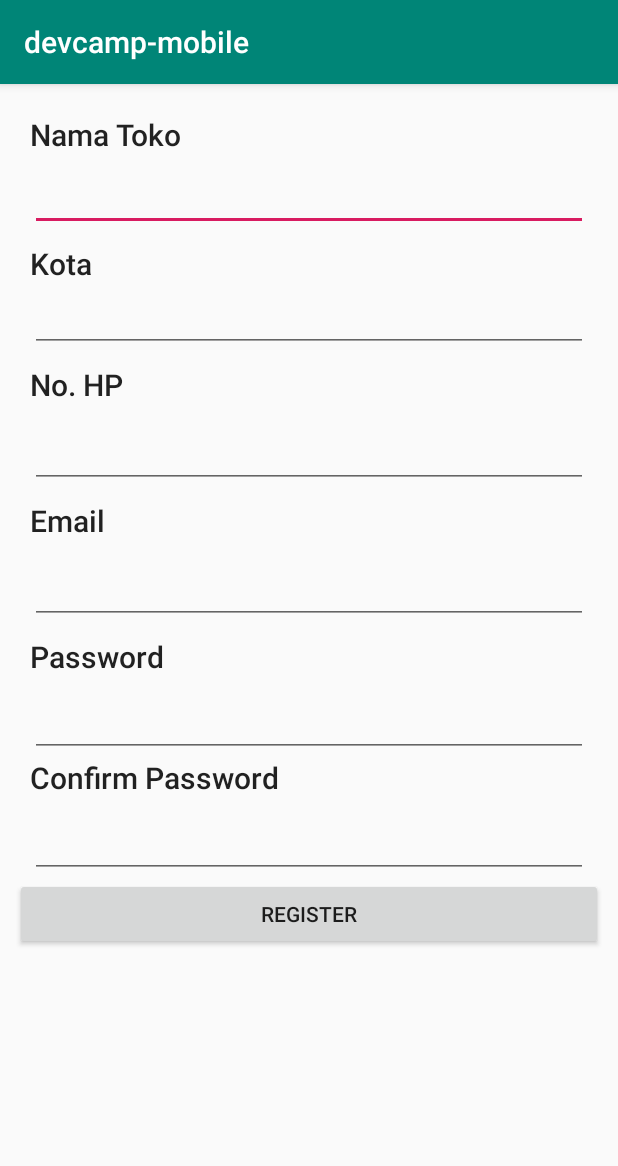
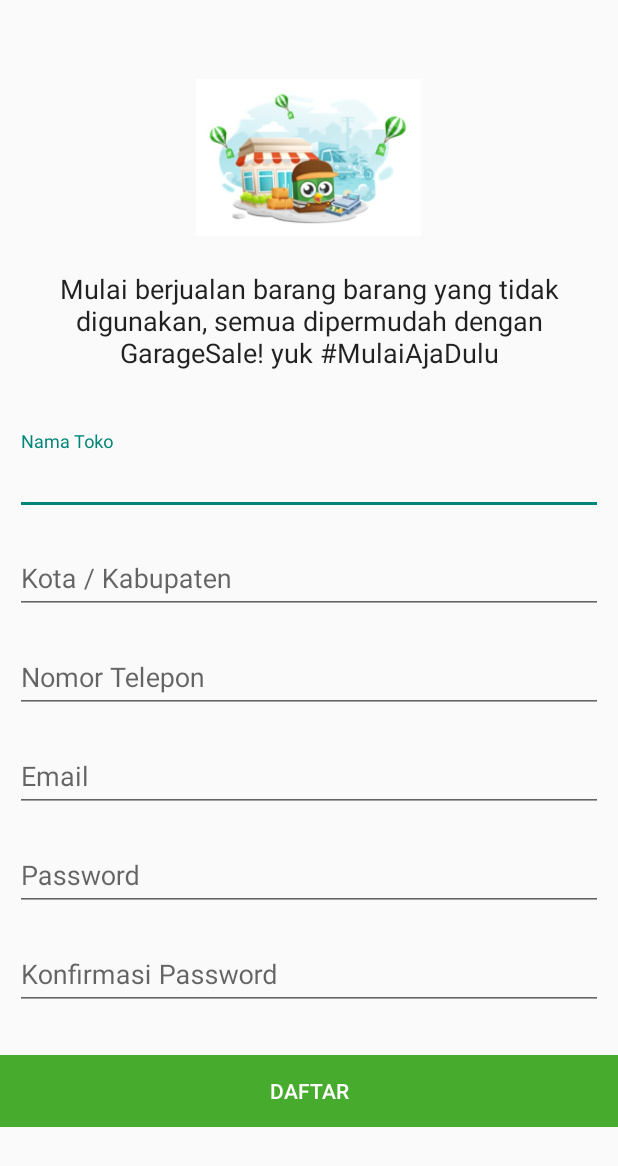
Before and after one commit to fernandochristyanto/devcamp-mobile, an Android app: the RegisterTokoActivity screen opened directly, with no data from a screen before it, on a phone screen of 412 x 824 dp. Shown: the top 1166 px of the screen. Run offline under Robolectric (Android 15) with nearby library versions, the phone set to English and light mode, and no system bars; our stand-ins replace RxJava; libraries missing offline, so code that uses them is left out: io.reactivex.internal; network calls fail; 1 statement that could not run was skipped.

Commit message:
Update ui

```diff
--- a/app/src/main/java/com/devcamp/devcamp_mobile/module/register/RegisterTokoActivity.kt
+++ b/app/src/main/java/com/devcamp/devcamp_mobile/module/register/RegisterTokoActivity.kt
@@ -10,6 +10,7 @@ import com.devcamp.devcamp_mobile.R
 import com.devcamp.devcamp_mobile.common.dto.ShopRegistrationDTO
 import com.devcamp.devcamp_mobile.module.register.RegisterTokoViewModel
 import com.devcamp.devcamp_mobile.module.login.LoginViewModel
+import com.google.android.material.textfield.TextInputLayout
 import com.google.gson.annotations.SerializedName
 
 class RegisterTokoActivity : AppCompatActivity() {
@@ -18,25 +19,18 @@ class RegisterTokoActivity : AppCompatActivity() {
         super.onCreate(savedInstanceState)
         setContentView(R.layout.register_toko)
 
-        val name=findViewById<EditText>(R.id.etNamaToko).text.toString()
-        val location=findViewById<EditText>(R.id.etLocation).text.toString()
-        val phoneNumber=findViewById<EditText>(R.id.etNoHp).text.toString()
-        val email=findViewById<EditText>(R.id.etEmail).text.toString()
-        val password=findViewById<EditText>(R.id.etPassword).text.toString()
-        val confirmPassword=findViewById<EditText>(R.id.etConfirmPass).text.toString()
+        val name=findViewById<TextInputLayout>(R.id.etNamatoko).editText!!.text.toString()
+        val location=findViewById<TextInputLayout>(R.id.etLocation).editText!!.text.toString()
+        val phoneNumber=findViewById<TextInputLayout>(R.id.etNoHp).editText!!.text.toString()
+        val email=findViewById<TextInputLayout>(R.id.etEmail).editText!!.text.toString()
+        val password=findViewById<TextInputLayout>(R.id.etPassword).editText!!.text.toString()
+        val confirmPassword=findViewById<TextInputLayout>(R.id.etConfirmPass).editText!!.text.toString()
 
         var statusDTO:ShopRegistrationDTO = ShopRegistrationDTO(name,location,phoneNumber,email,password,confirmPassword)
         val viewModel = ViewModelProviders.of(this).get(RegisterTokoViewModel::class.java)
-        viewModel.getStatusRegistration(statusDTO)
+        viewModel.registerShop(statusDTO)
         viewModel.shopStatus.observe(this, Observer {
 
         })
-
-//        @SerializedName("name") var name: String,
-//        @SerializedName("location") var location: String,
-//        @SerializedName("phone_number") var phone_number: String,
-//        @SerializedName("email") var email: String?,
-//        @SerializedName("password") var password: String?,
-//        @SerializedName("user_id") var user_id: String?
     }
 }
--- a/app/src/main/java/com/devcamp/devcamp_mobile/module/register/RegisterTokoViewModel.kt
+++ b/app/src/main/java/com/devcamp/devcamp_mobile/module/register/RegisterTokoViewModel.kt
@@ -21,8 +21,8 @@ class RegisterTokoViewModel : ViewModel() {
     val shopStatus : LiveData<ShopStatus>get()  = _registerTokoService
 
     @SuppressLint("CheckResult")
-    fun getStatusRegistration(statusDTO:ShopRegistrationDTO) {
-        registerTokoService.getStatusRegistration(statusDTO)
+    fun registerShop(statusDTO:ShopRegistrationDTO) {
+        registerTokoService.registerShop(statusDTO)
             .subscribeOn(Schedulers.io())
             .doOnSubscribe { }
             .doOnError {
--- a/app/src/main/java/com/devcamp/devcamp_mobile/service/RegisterTokoService.kt
+++ b/app/src/main/java/com/devcamp/devcamp_mobile/service/RegisterTokoService.kt
@@ -9,5 +9,5 @@ import retrofit2.http.POST
 
 interface RegisterTokoService {
     @POST("/users/shopregistration")
-    fun getStatusRegistration(@Body statusDTO:ShopRegistrationDTO): Single<ShopStatus>
+    fun registerShop(@Body statusDTO:ShopRegistrationDTO): Single<ShopStatus>
 }
--- /dev/null
+++ b/app/src/main/res/drawable/flat_btn_background.xml
@@ -0,0 +1,8 @@
+<?xml version="1.0" encoding="utf-8"?>
+<selector xmlns:android="http://schemas.android.com/apk/res/android">
+    <item android:drawable="@color/tokpedgreen"
+          android:state_pressed="true" />
+    <item android:drawable="@color/tokpedgreen"
+          android:state_focused="true" />
+    <item android:drawable="@color/tokpedgreen" />
+</selector>
--- a/app/src/main/res/layout/activity_garage_sale.xml
+++ b/app/src/main/res/layout/activity_garage_sale.xml
@@ -20,32 +20,42 @@
             app:layout_constraintStart_toStartOf="parent"
             tools:layout_editor_absoluteY="154dp">
 
-            <LinearLayout
+            <androidx.constraintlayout.widget.ConstraintLayout
                 android:id="@+id/promotion"
                 android:layout_width="match_parent"
                 android:layout_height="wrap_content"
-                android:orientation="vertical"
-                android:padding="10dp">
-                <TextView
+                android:orientation="vertical">
+
+                <ImageView
+                    android:id="@+id/ivPromotionPoster"
                     android:layout_width="match_parent"
-                    android:layout_height="wrap_content"
-                    android:text="Any unused item?"/>
+                    app:layout_constraintTop_toTopOf="parent"
+                    app:layout_constraintStart_toStartOf="parent"
+                    app:layout_constraintEnd_toEndOf="parent"
+                    android:layout_height="180dp"
+                    android:src="@drawable/banner"
+                    android:scaleType="fitXY"/>
+
                 <Button
                     android:id="@+id/btnSellProduct"
                     android:layout_width="match_parent"
                     android:layout_height="wrap_content"
                     android:backgroundTint="@color/tokpedgreen"
-                    android:text="Sell an item"
+                    android:layout_margin="5dp"
+                    android:text="Jual Barang"
+                    app:layout_constraintBottom_toBottomOf="@id/ivPromotionPoster"
+                    app:layout_constraintTop_toBottomOf="@id/ivPromotionPoster"
                     android:textColor="@android:color/white"/>
 
-            </LinearLayout>
+            </androidx.constraintlayout.widget.ConstraintLayout>
 
             <androidx.recyclerview.widget.RecyclerView
                 android:id="@+id/recyclerView"
                 android:layout_width="match_parent"
                 android:layout_height="match_parent"
                 android:layout_below="@id/promotion"
-                android:layout_weight="2"/>
+                android:layout_weight="2"
+                android:layout_marginTop="5dp"/>
 
         </RelativeLayout>
     </ScrollView>
--- a/app/src/main/res/layout/fragment_home.xml
+++ b/app/src/main/res/layout/fragment_home.xml
@@ -84,7 +84,7 @@
         android:layout_height="wrap_content"
         android:text="Terlaris untukmu"
         app:layout_constraintTop_toBottomOf="@id/p31"
-        style="@style/TextAppearance.AppCompat.Title"
+        style="@style/TextAppearance.AppCompat.Subhead"
         app:layout_constraintStart_toStartOf="parent"
         android:layout_marginTop="20dp"/>
     <TextView
@@ -95,7 +95,7 @@
         android:enabled="false"
         app:layout_constraintBaseline_toBaselineOf="@id/tvTerlaris"
         app:layout_constraintTop_toBottomOf="@id/p31"
-        style="@style/TextAppearance.AppCompat.Title"
+        style="@style/TextAppearance.AppCompat.Caption"
         app:layout_constraintEnd_toEndOf="parent"
         android:layout_marginTop="20dp"/>
     <View
@@ -136,7 +136,7 @@
         android:layout_height="wrap_content"
         android:text="Garage Sales!"
         app:layout_constraintTop_toBottomOf="@id/p41"
-        style="@style/TextAppearance.AppCompat.Title"
+        style="@style/TextAppearance.AppCompat.Subhead"
         app:layout_constraintStart_toStartOf="parent"
         android:layout_marginTop="20dp"/>
     <TextView
@@ -146,7 +146,7 @@
         android:text="Lihat semua"
         app:layout_constraintBaseline_toBaselineOf="@id/tvGrgSales"
         app:layout_constraintTop_toBottomOf="@id/p41"
-        style="@style/TextAppearance.AppCompat.Title"
+        style="@style/TextAppearance.AppCompat.Caption"
         app:layout_constraintEnd_toEndOf="parent"
         android:layout_marginTop="20dp"/>
     <View
--- a/app/src/main/res/layout/register_toko.xml
+++ b/app/src/main/res/layout/register_toko.xml
@@ -1,135 +1,130 @@
 <?xml version="1.0" encoding="utf-8"?>
-<LinearLayout xmlns:android="http://schemas.android.com/apk/res/android"
-              xmlns:app="http://schemas.android.com/apk/res-auto" xmlns:tools="http://schemas.android.com/tools"
+<ScrollView
+    xmlns:android="http://schemas.android.com/apk/res/android"
+    android:layout_width="match_parent"
+    android:layout_height="wrap_content">
+
+    <LinearLayout
+        android:layout_width="match_parent"
+        android:layout_height="match_parent"
+        android:orientation="vertical">
+
+        <LinearLayout
+            xmlns:android="http://schemas.android.com/apk/res/android"
+            xmlns:app="http://schemas.android.com/apk/res-auto"
+            xmlns:tools="http://schemas.android.com/tools"
             android:id="@+id/linearLayout"
             android:layout_width="match_parent"
-              android:layout_height="match_parent"
+            android:layout_height="wrap_content"
+            android:orientation="vertical"
+            android:padding="10dp">
 
-              android:orientation="vertical" android:padding="10dp">
-
-
+            <ImageView
+                android:id="@+id/ivPoster"
+                android:layout_marginTop="20dp"
+                android:layout_width="150dp"
+                android:layout_height="150dp"
+                android:layout_gravity="center"
+                android:src="@drawable/nostore"/>
             <TextView
-            android:id="@+id/tvNamaToko"
-            style="@style/TextAppearance.AppCompat.Title"
-            android:layout_width="wrap_content"
-            android:layout_height="wrap_content"
-            android:layout_marginStart="10dp"
-            android:layout_marginTop="10dp"
-            android:layout_marginBottom="5dp"
-            android:text="Nama Toko"
-    />
-
-    <EditText
-            android:id="@+id/etNamaToko"
+                style="@style/TextAppearance.AppCompat.Subhead"
                 android:layout_width="match_parent"
                 android:layout_height="wrap_content"
-            android:layout_marginStart="10dp"
-            android:layout_marginEnd="10dp"
-            android:layout_marginBottom="8dp"
-            android:ems="10"
-            android:inputType="textPersonName"
-    />
+                android:layout_marginStart="25dp"
+                android:layout_marginEnd="25dp"
+                android:gravity="center"
+                android:text="Mulai berjualan barang barang yang tidak digunakan, semua dipermudah dengan GarageSale! yuk #MulaiAjaDulu"
+                android:textSize="18sp"/>
 
-    <TextView
-            style="@style/TextAppearance.AppCompat.Title"
-            android:layout_width="wrap_content"
+            <com.google.android.material.textfield.TextInputLayout
+                android:id="@+id/etNamatoko"
+                android:layout_width="match_parent"
                 android:layout_height="wrap_content"
-            android:layout_marginStart="10dp"
-            android:text="Kota"
-    />
+                android:layout_marginTop="40dp">
+                <com.google.android.material.textfield.TextInputEditText
+                    android:layout_width="match_parent"
+                    android:layout_height="wrap_content"
+                    android:hint="Nama Toko"
+                    android:textColorHighlight="@color/tokpedgreen"/>
+            </com.google.android.material.textfield.TextInputLayout>
 
-    <EditText
+            <com.google.android.material.textfield.TextInputLayout
                 android:id="@+id/etLocation"
                 android:layout_width="match_parent"
                 android:layout_height="wrap_content"
-            android:layout_marginStart="10dp"
-            android:layout_marginEnd="10dp" android:ems="10"
-            android:inputType="textPersonName"
-    />
+                android:layout_marginTop="10dp">
+                <com.google.android.material.textfield.TextInputEditText
+                    android:layout_width="match_parent"
+                    android:layout_height="wrap_content"
+                    android:hint="Kota / Kabupaten"
+                    android:textColorHighlight="@color/tokpedgreen"/>
+            </com.google.android.material.textfield.TextInputLayout>
 
-    <TextView
-            style="@style/TextAppearance.AppCompat.Title"
-            android:layout_width="wrap_content"
-            android:layout_height="wrap_content"
-            android:layout_marginStart="10dp"
-            android:layout_marginTop="8dp"
-            android:layout_marginBottom="10dp"
-            android:text="No. HP"
-    />
-    <EditText
+
+            <com.google.android.material.textfield.TextInputLayout
                 android:id="@+id/etNoHp"
                 android:layout_width="match_parent"
                 android:layout_height="wrap_content"
-            android:layout_marginStart="10dp"
-            android:layout_marginEnd="10dp"
-            android:ems="10"
-            android:inputType="textPersonName"
-    />
-
-    <TextView
-            style="@style/TextAppearance.AppCompat.Title"
-            android:layout_width="wrap_content"
+                android:layout_marginTop="10dp">
+                <com.google.android.material.textfield.TextInputEditText
+                    android:layout_width="match_parent"
                     android:layout_height="wrap_content"
-            android:layout_marginStart="10dp"
-            android:layout_marginTop="8dp"
-            android:layout_marginBottom="10dp"
-            android:text="Email"
-    />
+                    android:hint="Nomor Telepon"
+                    android:textColorHighlight="@color/tokpedgreen"/>
+            </com.google.android.material.textfield.TextInputLayout>
 
 
-    <EditText
+            <com.google.android.material.textfield.TextInputLayout
                 android:id="@+id/etEmail"
                 android:layout_width="match_parent"
                 android:layout_height="wrap_content"
-            android:layout_marginStart="10dp"
-            android:layout_marginEnd="10dp"
-            android:layout_marginBottom="8dp"
-            android:ems="10"
-            android:inputType="textPersonName"
-    />
+                android:layout_marginTop="10dp">
+                <com.google.android.material.textfield.TextInputEditText
+                    android:layout_width="match_parent"
+                    android:layout_height="wrap_content"
+                    android:hint="Email"
+                    android:textColorHighlight="@color/tokpedgreen"/>
+            </com.google.android.material.textfield.TextInputLayout>
 
-    <TextView
-
-            android:id="@+id/tvPassword"
-            style="@style/TextAppearance.AppCompat.Title"
-            android:layout_width="wrap_content"
-            android:layout_height="wrap_content"
-            android:layout_marginStart="10dp"
-
-            android:layout_marginBottom="8dp"
-            android:text="Password"
-    />
-
-    <EditText
+            <com.google.android.material.textfield.TextInputLayout
                 android:id="@+id/etPassword"
                 android:layout_width="match_parent"
                 android:layout_height="wrap_content"
-            android:layout_marginStart="10dp"
-            android:layout_marginEnd="10dp" android:ems="10"
-            android:inputType="textPersonName"
-    />
+                android:layout_marginTop="10dp">
+                <com.google.android.material.textfield.TextInputEditText
+                    android:layout_width="match_parent"
+                    android:layout_height="wrap_content"
+                    android:hint="Password"
+                    android:inputType="textPassword"
+                    android:textColorHighlight="@color/tokpedgreen"/>
+            </com.google.android.material.textfield.TextInputLayout>
 
-    <TextView
-            style="@style/TextAppearance.AppCompat.Title"
-            android:layout_width="wrap_content"
-            android:layout_height="wrap_content"
-            android:layout_marginStart="10dp"
-            android:layout_marginBottom="8dp"
-            android:text="Confirm Password"
-    />
-    <EditText
+
+
+
+            <com.google.android.material.textfield.TextInputLayout
                 android:id="@+id/etConfirmPass"
                 android:layout_width="match_parent"
                 android:layout_height="wrap_content"
-            android:layout_marginStart="10dp"
-            android:layout_marginEnd="10dp" android:ems="10"
-            android:inputType="textPersonName"
-    />
-
-    <Button
-            android:layout_width="match_parent" android:layout_height="wrap_content"
-            android:layout_gravity="center_horizontal"
-            android:text="Register"/>
+                android:layout_marginTop="10dp">
+                <com.google.android.material.textfield.TextInputEditText
+                    android:layout_width="match_parent"
+                    android:layout_height="wrap_content"
+                    android:hint="Konfirmasi Password"
+                    android:textColorHighlight="@color/tokpedgreen"/>
+            </com.google.android.material.textfield.TextInputLayout>
 
 
         </LinearLayout>
+
+        <Button
+            android:id="@+id/btnRegister"
+            android:layout_width="match_parent"
+            android:layout_height="wrap_content"
+            android:layout_gravity="center_horizontal|bottom"
+            android:background="@drawable/flat_btn_background"
+            android:text="Daftar"
+            android:layout_marginTop="20dp"
+            android:textColor="@android:color/white"/>
+    </LinearLayout>
+</ScrollView>
--- a/app/src/main/res/values/colors.xml
+++ b/app/src/main/res/values/colors.xml
@@ -4,5 +4,5 @@
     <color name="colorPrimaryDark">#00574B</color>
     <color name="colorAccent">#D81B60</color>
 
-    <color name="tokpedgreen">#39B96D</color>
+    <color name="tokpedgreen">#47AC2D</color>
 </resources>
```
Also changed, not shown: app/src/main/AndroidManifest.xml (+9 -9 lines), app/src/main/res/drawable/banner.png (added), app/src/main/res/drawable/nostore.jpeg (added). Lines whose indentation alone changed are shown as unchanged.
